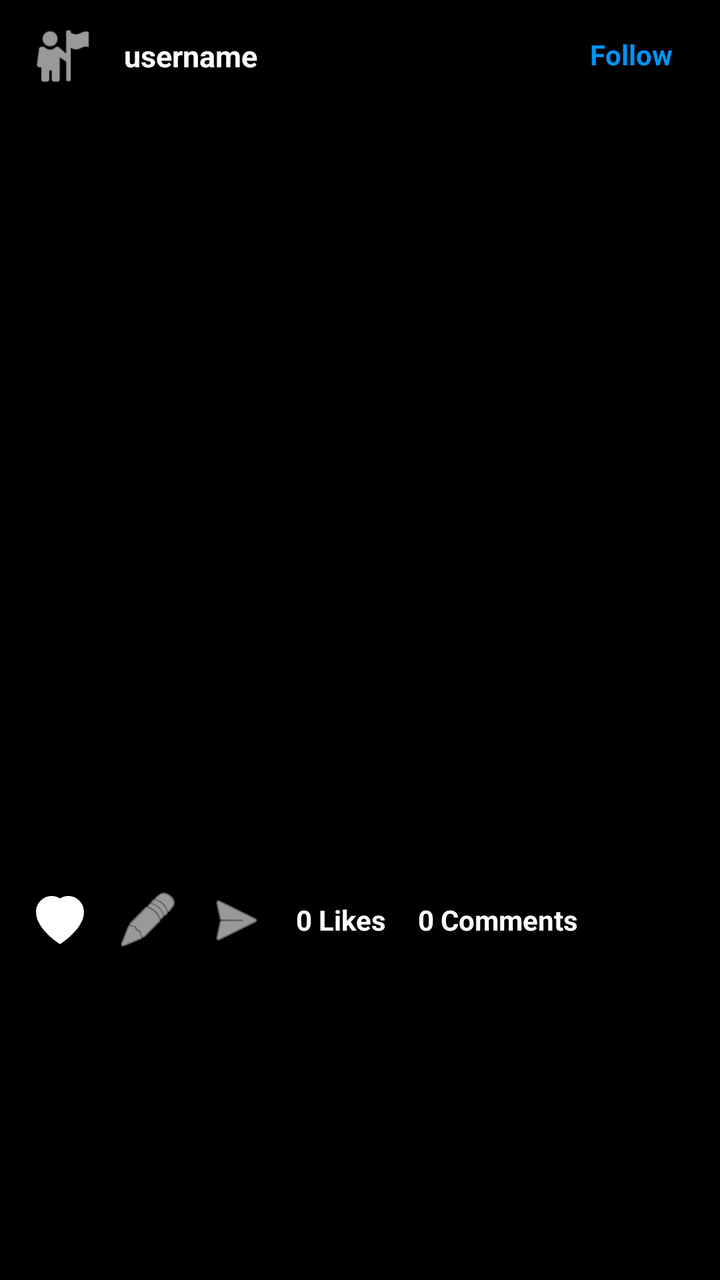
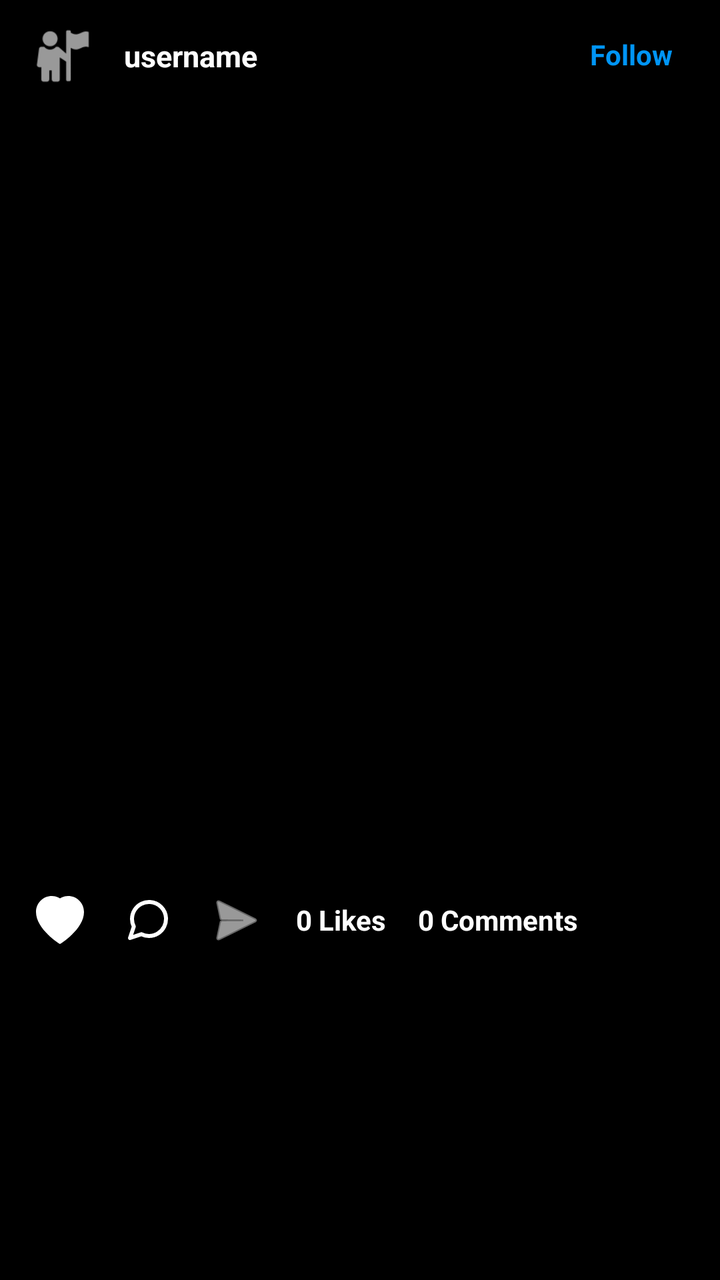

Compare the two renders of this Android layout. The source of the first and the diff that turns it into the second are given below.
<!-- AndroidManifest.xml: application theme Theme.Login -->
<!-- res/layout/item_post_detail.xml -->
<?xml version="1.0" encoding="utf-8"?>
<LinearLayout
    xmlns:android="http://schemas.android.com/apk/res/android"
    xmlns:app="http://schemas.android.com/apk/res-auto"
    android:layout_width="match_parent"
    android:layout_height="wrap_content"
    android:orientation="vertical"
    android:background="#000000"
    android:paddingBottom="20dp">

    
    <LinearLayout
        android:id="@+id/postHeader"
        android:layout_width="match_parent"
        android:layout_height="56dp"
        android:orientation="horizontal"
        android:gravity="center_vertical"
        android:paddingStart="12dp"
        android:paddingEnd="12dp"
        android:background="#000000">

        
        <ImageView
            android:id="@+id/imgPostProfile"
            android:layout_width="38dp"
            android:layout_height="38dp"
            android:scaleType="centerCrop"
            android:src="@android:drawable/ic_menu_myplaces"
            android:contentDescription="Profile Photo" />

        
        <TextView
            android:id="@+id/tvPostUsername"
            android:layout_width="0dp"
            android:layout_height="wrap_content"
            android:layout_weight="1"
            android:layout_marginStart="12dp"
            android:text="username"
            android:textColor="#FFFFFF"
            android:textSize="15sp"
            android:textStyle="bold"
            android:maxLines="1"
            android:ellipsize="end" />

        
        <TextView
            android:id="@+id/btnPostFollow"
            android:layout_width="wrap_content"
            android:layout_height="36dp"
            android:gravity="center"
            android:text="Follow"
            android:textColor="#0095F6"
            android:textSize="14sp"
            android:textStyle="bold"
            android:paddingStart="12dp"
            android:paddingEnd="12dp"
            android:paddingTop="0dp"
            android:paddingBottom="0dp"
            android:includeFontPadding="false"
            android:clickable="true"
            android:focusable="true"
            android:background="?attr/selectableItemBackground" />

        
        <ImageButton
            android:id="@+id/btnMorePost"
            android:layout_width="40dp"
            android:layout_height="40dp"
            android:background="@android:color/transparent"
            android:src="@android:drawable/ic_menu_more"
            app:tint="#FFFFFF"
            android:contentDescription="Options"
            android:visibility="gone" />

    </LinearLayout>

    
    <FrameLayout
        android:id="@+id/mediaContainer"
        android:layout_width="match_parent"
        android:layout_height="380dp"
        android:background="#000000">

        
        <ImageView
            android:id="@+id/postImage"
            android:layout_width="match_parent"
            android:layout_height="match_parent"
            android:scaleType="fitCenter"
            android:contentDescription="Post Image" />

        
        <VideoView
            android:id="@+id/postVideo"
            android:layout_width="match_parent"
            android:layout_height="match_parent"
            android:layout_gravity="center"
            android:visibility="gone" />

        
        <ImageView
            android:id="@+id/playIcon"
            android:layout_width="48dp"
            android:layout_height="48dp"
            android:layout_gravity="center"
            android:src="@android:drawable/ic_media_play"
            app:tint="#FFFFFF"
            android:contentDescription="Play"
            android:visibility="gone" />

    </FrameLayout>

    
    <LinearLayout
        android:id="@+id/actionLayout"
        android:layout_width="match_parent"
        android:layout_height="48dp"
        android:orientation="horizontal"
        android:gravity="center_vertical"
        android:paddingStart="8dp"
        android:paddingEnd="8dp"
        android:background="#000000">

        
        <ImageButton
            android:id="@+id/btnLike"
            android:layout_width="44dp"
            android:layout_height="44dp"
            android:background="@android:color/transparent"
            android:src="@drawable/ic_heart"
            android:contentDescription="Like"
            android:padding="8dp"
            app:tint="#FFFFFF" />

        
        <ImageButton
            android:id="@+id/btnComment"
            android:layout_width="44dp"
            android:layout_height="44dp"
            android:background="@android:color/transparent"
            android:src="@android:drawable/ic_menu_edit"
            android:contentDescription="Comment"
            android:padding="8dp"
            app:tint="#FFFFFF" />

        
        <ImageButton
            android:id="@+id/btnShare"
            android:layout_width="44dp"
            android:layout_height="44dp"
            android:background="@android:color/transparent"
            android:src="@android:drawable/ic_menu_send"
            android:contentDescription="Share"
            android:padding="8dp"
            app:tint="#FFFFFF" />

        <TextView
            android:id="@+id/tvLikeCount"
            android:layout_width="wrap_content"
            android:layout_height="wrap_content"
            android:layout_marginStart="8dp"
            android:text="0 Likes"
            android:textColor="#FFFFFF"
            android:textSize="14sp"
            android:textStyle="bold" />

        <TextView
            android:id="@+id/tvCommentCount"
            android:layout_width="wrap_content"
            android:layout_height="wrap_content"
            android:layout_marginStart="16dp"
            android:text="0 Comments"
            android:textColor="#FFFFFF"
            android:textSize="14sp"
            android:textStyle="bold" />

    </LinearLayout>

    
    <TextView
        android:id="@+id/tvCaption"
        android:layout_width="match_parent"
        android:layout_height="wrap_content"
        android:paddingStart="12dp"
        android:paddingEnd="12dp"
        android:paddingTop="2dp"
        android:paddingBottom="8dp"
        android:text=""
        android:textColor="#FFFFFF"
        android:textSize="14sp"
        android:visibility="gone" />

</LinearLayout>
<!-- resources referenced by this layout -->
<resources>
  <!-- drawable ic_heart (drawable) -->
  <?xml version="1.0" encoding="utf-8"?>
  <vector xmlns:android="http://schemas.android.com/apk/res/android"
      android:width="32dp"
      android:height="32dp"
      android:viewportWidth="32"
      android:viewportHeight="32">
  
      <path
          android:fillColor="#FFFFFFFF"
          android:pathData="M16,28
          C15.7,28 4,20.5 4,12
          C4,7.5 7.5,4 12,4
          C14.3,4 16,5.2 16,5.2
          C16,5.2 17.7,4 20,4
          C24.5,4 28,7.5 28,12
          C28,20.5 16.3,28 16,28 Z" />
  
  </vector>
  <style name="Theme.Login" parent="Base.Theme.Login" />
  <style name="Base.Theme.Login" parent="Theme.Material3.DayNight.NoActionBar">
          
          
      </style>
</resources>

<!-- the commit's change to res/layout/item_post_detail.xml (unified diff, before → after) -->
@@ -138,7 +138,7 @@
             android:layout_width="44dp"
             android:layout_height="44dp"
             android:background="@android:color/transparent"
-            android:src="@android:drawable/ic_menu_edit"
+            android:src="@drawable/ic_comment"
             android:contentDescription="Comment"
             android:padding="8dp"
             app:tint="#FFFFFF" />
<!-- resource entries referenced after the edit -->
@@ -1,5 +1,20 @@
 <!-- resources referenced by this layout -->
 <resources>
+  <!-- drawable ic_comment (drawable) -->
+  <?xml version="1.0" encoding="utf-8"?>
+  <vector xmlns:android="http://schemas.android.com/apk/res/android"
+      android:width="24dp"
+      android:height="24dp"
+      android:viewportWidth="24"
+      android:viewportHeight="24">
+      <path
+          android:fillColor="@android:color/transparent"
+          android:strokeColor="#FFFFFF"
+          android:strokeWidth="2"
+          android:strokeLineCap="round"
+          android:strokeLineJoin="round"
+          android:pathData="M21,11.5a8.38,8.38 0,0 1,-0.9 3.8 8.5,8.5 0,0 1,-7.6 4.7 8.38,8.38 0,0 1,-3.8 -0.9L3,21l1.9-5.7a8.38,8.38 0,0 1,-0.9 -3.8 8.5,8.5 0,0 1,4.7 -7.6 8.38,8.38 0,0 1,3.8 -0.9h0.5a8.48,8.48 0,0 1,8 8v0.5z" />
+  </vector>
   <!-- drawable ic_heart (drawable) -->
   <?xml version="1.0" encoding="utf-8"?>
   <vector xmlns:android="http://schemas.android.com/apk/res/android"
